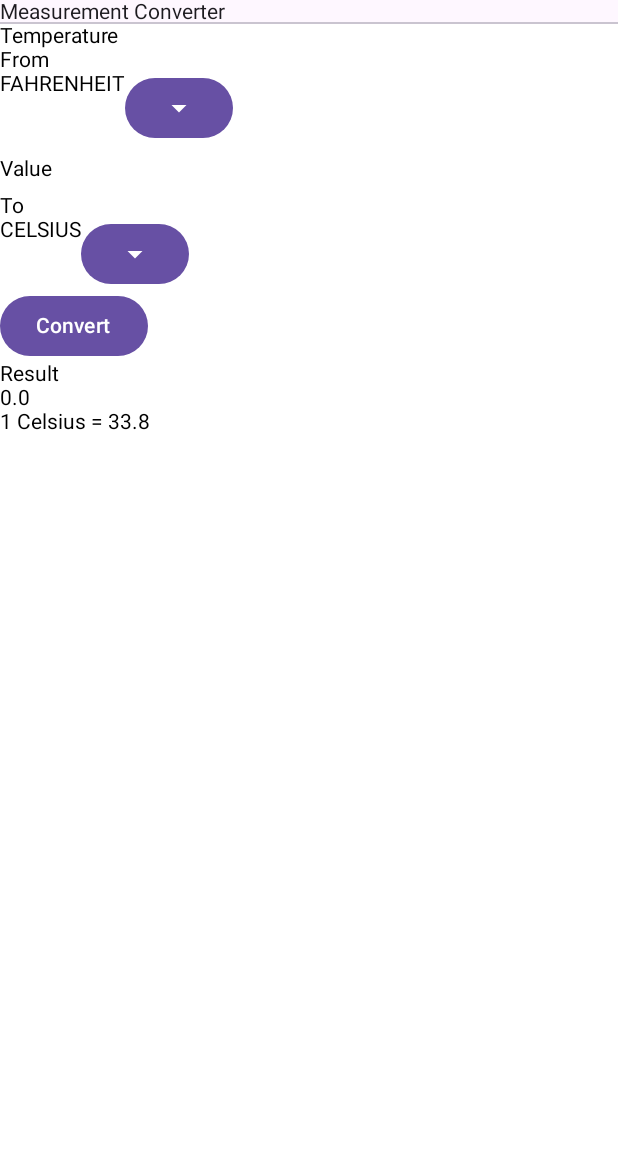
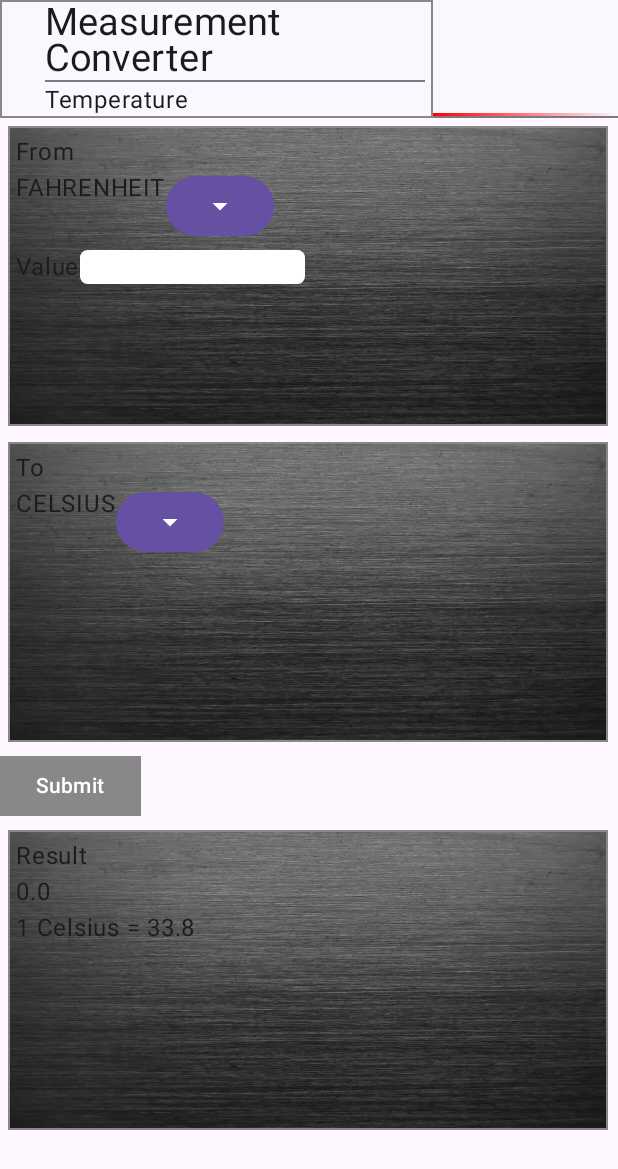
Before and after one commit to mac46005/MeasurementConverter, an Android app built with Jetpack Compose: the @Preview function PreviewConvertTemperatures, on a phone screen of 412 x 824 dp. Shown: the top 1169 px of the screen. Run offline under Robolectric (Android 15) with nearby library versions, the phone set to English and light mode, and no system bars.

Commit message:
Working on ui for project

```diff
--- a/app/src/main/java/com/preciado/measurementconverter/features/convert_temperatures/ConvertTemperaturesScreen.kt
+++ b/app/src/main/java/com/preciado/measurementconverter/features/convert_temperatures/ConvertTemperaturesScreen.kt
@@ -4,31 +4,29 @@ import android.widget.Toast
 import androidx.compose.foundation.layout.Column
 import androidx.compose.foundation.layout.Row
 import androidx.compose.foundation.layout.fillMaxSize
+import androidx.compose.foundation.layout.fillMaxWidth
+import androidx.compose.foundation.layout.padding
 import androidx.compose.foundation.text.KeyboardOptions
 import androidx.compose.material3.Button
+import androidx.compose.material3.Surface
 import androidx.compose.material3.Text
 import androidx.compose.runtime.Composable
 import androidx.compose.runtime.LaunchedEffect
-import androidx.compose.runtime.MutableState
-import androidx.compose.runtime.getValue
-import androidx.compose.runtime.livedata.observeAsState
-import androidx.compose.runtime.mutableStateOf
-import androidx.compose.runtime.remember
 import androidx.compose.ui.Alignment
 import androidx.compose.ui.Modifier
 import androidx.compose.ui.platform.LocalContext
 import androidx.compose.ui.text.input.KeyboardType
 import androidx.compose.ui.tooling.preview.Preview
-import androidx.lifecycle.LiveData
-import androidx.lifecycle.MutableLiveData
+import androidx.compose.ui.unit.dp
 import androidx.navigation.NavController
 import androidx.navigation.compose.rememberNavController
-import com.preciado.measurementconverter.data.models.temperatures.TemperatureUnits
 import com.preciado.measurementconverter.features.convert_temperatures.domain.use_case.ValidationEvent
-import com.preciado.measurementconverter.ui.components.bars.TopBar
+import com.preciado.measurementconverter.ui.components.bars.TitleBar
+import com.preciado.measurementconverter.ui.components.containers.FieldContainer
+import com.preciado.measurementconverter.ui.components.fields.FieldButton
 import com.preciado.measurementconverter.ui.components.fields.TemperatureUnitDropDown
 import com.preciado.measurementconverter.ui.components.fields.theme.TextField
-import kotlinx.coroutines.channels.Channel
+import com.preciado.measurementconverter.ui.theme.MeasurementConverterTheme
 import kotlinx.coroutines.flow.Flow
 import kotlinx.coroutines.flow.emptyFlow
 
@@ -40,7 +38,10 @@ fun ConvertTemperaturesScreen(
     validationEvents: Flow<ValidationEvent>,
     onEvent: (ConvertTemperatureFormEvent) -> Unit,
 ){
-
+    MeasurementConverterTheme(
+        dynamicColor = false
+    ) {
+        Surface() {
             val context = LocalContext.current
             LaunchedEffect(key1 = context){
                 validationEvents.collect{event ->
@@ -64,9 +65,17 @@ fun ConvertTemperaturesScreen(
                 }
             }
 
+            val fieldContainerModifier = Modifier.padding(5.dp)
             Column (modifier = modifier.fillMaxSize()){
-        TopBar()
-        Text(text = "Temperature")
+                TitleBar(
+                    modifier = Modifier.fillMaxWidth(),
+                    subTitle = "Temperature"
+                )
+
+                FieldContainer() {
+                    Column(
+                        fieldContainerModifier
+                    ) {
                         Text(text = "From")
 
 
@@ -92,9 +101,16 @@ fun ConvertTemperaturesScreen(
                                 )
                             )
                         }
+                    }
+
+                }
 
 
 
+                FieldContainer() {
+                    Column(
+                        fieldContainerModifier
+                    ) {
                         Text(text = "To")
 
                         TemperatureUnitDropDown(
@@ -103,23 +119,37 @@ fun ConvertTemperaturesScreen(
                                 onEvent(ConvertTemperatureFormEvent.OnUnit2Changed(it))
                             }
                         )
+                    }
+                }
 
 
 
 
 
-        Button(
+                FieldButton(
+                    modifier = Modifier.fillMaxWidth(),
                     onClick = {
                         onEvent(ConvertTemperatureFormEvent.Submit)
                     }
                 ) {
-            Text(text = "Convert")
+                    Text(text = "Submit")
                 }
 
+                FieldContainer() {
+                    Column(
+                        fieldContainerModifier
+                    ) {
                         Text(text = "Result")
                         Text(text = state.result)
                         Text(text = "1 Celsius = 33.8")
                     }
+                }
+
+            }
+        }
+
+    }
+
 }
 
 @Preview
--- /dev/null
+++ b/app/src/main/java/com/preciado/measurementconverter/ui/components/bars/FadingDivider.kt
@@ -0,0 +1,50 @@
+package com.preciado.measurementconverter.ui.components.bars
+
+import androidx.compose.foundation.Canvas
+import androidx.compose.foundation.layout.fillMaxWidth
+import androidx.compose.foundation.layout.height
+import androidx.compose.runtime.Composable
+import androidx.compose.ui.Modifier
+import androidx.compose.ui.geometry.Offset
+import androidx.compose.ui.graphics.Brush
+import androidx.compose.ui.graphics.Color
+import androidx.compose.ui.tooling.preview.Preview
+import androidx.compose.ui.unit.dp
+
+@Composable
+fun FadingDivider(
+    modifier: Modifier = Modifier,
+    color: Color = Color.Red
+) {
+    Canvas(modifier = modifier){
+        val startPoint = Offset(0f, size.height / 2)
+        val endPoint = Offset(size.width, size.height / 2)
+
+        val gradient = Brush.horizontalGradient(
+            colors = listOf(
+                color,
+                color.copy(.75f),
+                color.copy(.5f),
+                color.copy(.25f),
+                color.copy(alpha = 0f)
+            ),
+            startX = 0f,
+            endX = size.width
+        )
+
+        drawLine(
+            brush = gradient,
+            start = startPoint,
+            end = endPoint,
+            strokeWidth = size.height
+        )
+    }
+}
+
+@Preview
+@Composable
+fun PreviewFadingDivider(){
+    FadingDivider(
+        Modifier.fillMaxWidth().height(10.dp)
+    )
+}
--- /dev/null
+++ b/app/src/main/java/com/preciado/measurementconverter/ui/components/bars/TitleBar.kt
@@ -0,0 +1,69 @@
+package com.preciado.measurementconverter.ui.components.bars
+
+import androidx.compose.foundation.border
+import androidx.compose.foundation.layout.Box
+import androidx.compose.foundation.layout.Column
+import androidx.compose.foundation.layout.Row
+import androidx.compose.foundation.layout.fillMaxWidth
+import androidx.compose.foundation.layout.height
+import androidx.compose.foundation.layout.padding
+import androidx.compose.material3.Divider
+import androidx.compose.material3.Surface
+import androidx.compose.material3.Text
+import androidx.compose.runtime.Composable
+import androidx.compose.ui.Alignment
+import androidx.compose.ui.Modifier
+import androidx.compose.ui.graphics.Color
+import androidx.compose.ui.tooling.preview.Preview
+import androidx.compose.ui.unit.dp
+import androidx.compose.ui.unit.sp
+import com.preciado.measurementconverter.ui.theme.MeasurementConverterTheme
+
+@Composable
+fun TitleBar(
+    modifier: Modifier = Modifier,
+    subTitle: String? = null
+) {
+    MeasurementConverterTheme() {
+        Surface() {
+            Box(modifier = modifier){
+                Row {
+                    Box(
+                        modifier = Modifier
+                            .border(1.dp, Color.Gray)
+                            .fillMaxWidth(.7f)
+                    ){
+
+                        Column(Modifier.padding(start = 30.dp, end = 5.dp)) {
+                            Text(
+                                text = "Measurement Converter",
+                                fontSize = 25.sp,
+                            )
+                            Divider()
+                            if(subTitle != null){
+                                Text(text = subTitle)
+                            }
+                        }
+                    }
+                    Column(
+                        modifier = Modifier.fillMaxWidth().align(Alignment.Bottom),
+                    ) {
+                        FadingDivider(
+                            modifier = Modifier.fillMaxWidth().height(2.dp),
+                            color = Color.Red
+                        )
+                        Divider()
+                    }
+
+                }
+            }
+        }
+    }
+}
+
+@Preview
+@Composable
+fun PreviewTitleBar(){
+    TitleBar(
+    )
+}
--- /dev/null
+++ b/app/src/main/java/com/preciado/measurementconverter/ui/components/containers/FieldContainer.kt
@@ -0,0 +1,59 @@
+package com.preciado.measurementconverter.ui.components.containers
+
+import androidx.compose.foundation.Image
+import androidx.compose.foundation.border
+import androidx.compose.foundation.layout.Box
+import androidx.compose.foundation.layout.BoxScope
+import androidx.compose.foundation.layout.Column
+import androidx.compose.foundation.layout.defaultMinSize
+import androidx.compose.foundation.layout.fillMaxSize
+import androidx.compose.foundation.layout.height
+import androidx.compose.foundation.layout.padding
+import androidx.compose.foundation.layout.width
+import androidx.compose.material3.Surface
+import androidx.compose.material3.Text
+import androidx.compose.runtime.Composable
+import androidx.compose.ui.Modifier
+import androidx.compose.ui.graphics.Color
+import androidx.compose.ui.graphics.RectangleShape
+import androidx.compose.ui.layout.ContentScale
+import androidx.compose.ui.res.painterResource
+import androidx.compose.ui.tooling.preview.Preview
+import androidx.compose.ui.unit.Dp
+import androidx.compose.ui.unit.dp
+import com.preciado.measurementconverter.R
+
+@Composable
+fun FieldContainer(
+    modifier: Modifier = Modifier,
+    width: Dp = 400.dp,
+    height: Dp = 200.dp,
+    content: @Composable (BoxScope.() -> Unit)
+){
+    Box(
+        modifier = modifier
+            .padding(5.dp)
+            .width(width)
+            .height(height)
+            .border(1.dp, Color.Gray, RectangleShape)
+    ){
+        Image(
+            modifier = Modifier.fillMaxSize(),
+            painter = painterResource(id = R.drawable.metal_background),
+            contentDescription = "metal background",
+            contentScale = ContentScale.FillBounds
+        )
+
+        content(this)
+    }
+}
+
+@Preview
+@Composable
+fun PreviewFieldContainer(){
+    FieldContainer{
+        Column() {
+            Text(text = "TEXT")
+        }
+    }
+}
--- /dev/null
+++ b/app/src/main/java/com/preciado/measurementconverter/ui/components/fields/FieldButton.kt
@@ -0,0 +1,34 @@
+package com.preciado.measurementconverter.ui.components.fields
+
+import androidx.compose.foundation.layout.RowScope
+import androidx.compose.material3.Button
+import androidx.compose.material3.ButtonDefaults
+import androidx.compose.material3.Text
+import androidx.compose.runtime.Composable
+import androidx.compose.ui.Modifier
+import androidx.compose.ui.graphics.Color
+import androidx.compose.ui.graphics.RectangleShape
+import androidx.compose.ui.tooling.preview.Preview
+
+@Composable
+fun FieldButton(
+    onClick: () -> Unit,
+    modifier: Modifier = Modifier,
+    content: @Composable (RowScope.() -> Unit)
+){
+    Button(
+        colors = ButtonDefaults.buttonColors(containerColor = Color.Gray),
+        shape = RectangleShape,
+        onClick = onClick
+    ) {
+        content(this)
+    }
+}
+
+@Preview
+@Composable
+fun PreviewFieldButton(){
+    FieldButton(onClick = {}){
+        Text(text = "Submit")
+    }
+}
--- a/app/src/main/java/com/preciado/measurementconverter/ui/theme/Theme.kt
+++ b/app/src/main/java/com/preciado/measurementconverter/ui/theme/Theme.kt
@@ -10,6 +10,7 @@ import androidx.compose.material3.dynamicLightColorScheme
 import androidx.compose.material3.lightColorScheme
 import androidx.compose.runtime.Composable
 import androidx.compose.runtime.SideEffect
+import androidx.compose.ui.graphics.Color
 import androidx.compose.ui.graphics.toArgb
 import androidx.compose.ui.platform.LocalContext
 import androidx.compose.ui.platform.LocalView
@@ -18,14 +19,15 @@ import androidx.core.view.WindowCompat
 private val DarkColorScheme = darkColorScheme(
     primary = Purple80,
     secondary = PurpleGrey80,
-    tertiary = Pink80
+    tertiary = Pink80,
+    background = Color.Black
 )
 
 private val LightColorScheme = lightColorScheme(
     primary = Purple40,
     secondary = PurpleGrey40,
-    tertiary = Pink40
-
+    tertiary = Pink40,
+    background = Color.Black
     /* Other default colors to override
     background = Color(0xFFFFFBFE),
     surface = Color(0xFFFFFBFE),
```
Also changed, not shown: app/src/main/res/drawable/metal_background.webp (added). Lines whose indentation alone changed are shown as unchanged.
